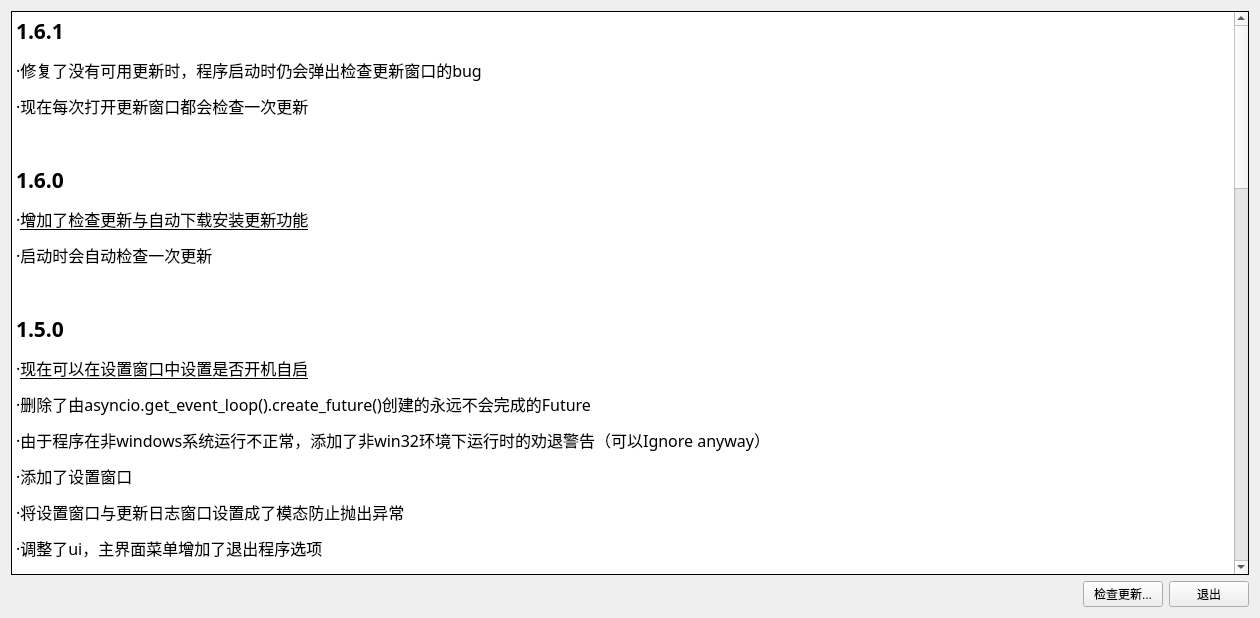
This is assets/changelog.ui in Pillowe582/toolkit as Qt 5 draws it before an edit. The edited form follows.
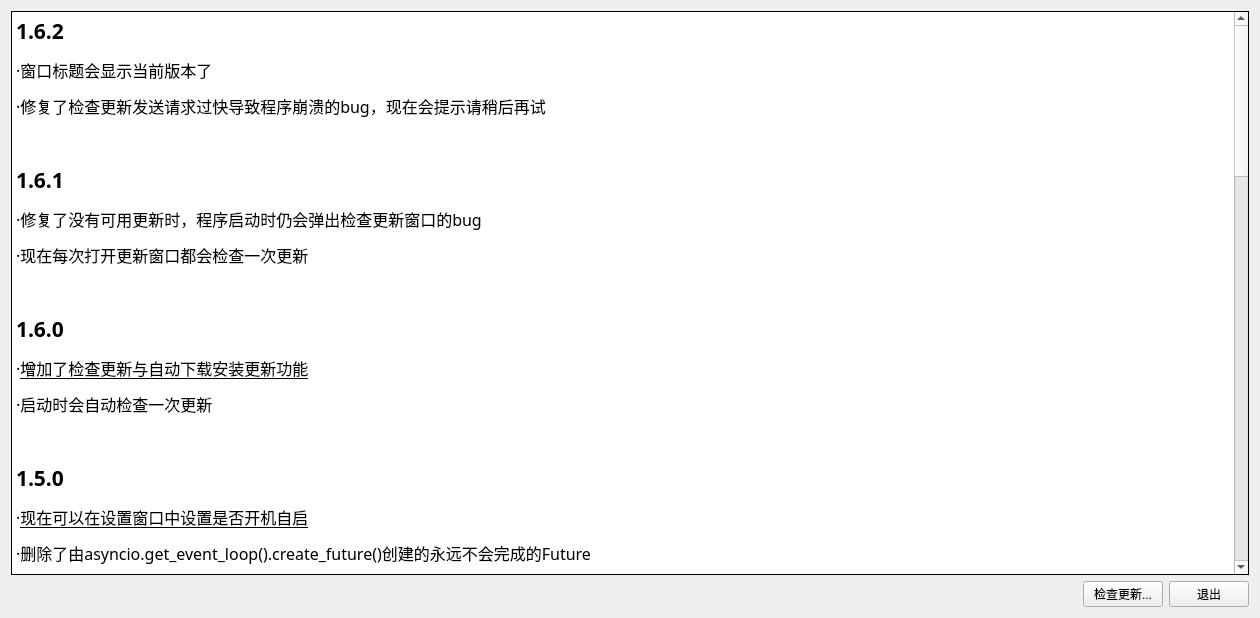
This is the edited form.

The edit to the form file:
```diff
--- a/assets/changelog.ui
+++ b/assets/changelog.ui
@@ -52,6 +52,10 @@
 &lt;html&gt;&lt;head&gt;&lt;meta name=&quot;qrichtext&quot; content=&quot;1&quot; /&gt;&lt;style type=&quot;text/css&quot;&gt;
 p, li { white-space: pre-wrap; }
 &lt;/style&gt;&lt;/head&gt;&lt;body style=&quot; font-family:'宋体','宋体'; font-size:9pt; font-weight:400; font-style:normal;&quot;&gt;
+&lt;p style=&quot; margin-top:12px; margin-bottom:12px; margin-left:0px; margin-right:0px; -qt-block-indent:0; text-indent:0px;&quot;&gt;&lt;span style=&quot; font-size:16pt; font-weight:600;&quot;&gt;1.6.2&lt;/span&gt;&lt;/p&gt;
+&lt;p style=&quot; margin-top:12px; margin-bottom:12px; margin-left:0px; margin-right:0px; -qt-block-indent:0; text-indent:0px;&quot;&gt;&lt;span style=&quot; font-size:12pt;&quot;&gt;·窗口标题会显示当前版本了&lt;/span&gt;&lt;/p&gt;
+&lt;p style=&quot; margin-top:12px; margin-bottom:12px; margin-left:0px; margin-right:0px; -qt-block-indent:0; text-indent:0px;&quot;&gt;&lt;span style=&quot; font-size:12pt;&quot;&gt;·修复了检查更新发送请求过快导致程序崩溃的bug，现在会提示请稍后再试&lt;/span&gt;&lt;/p&gt;
+&lt;p style=&quot;-qt-paragraph-type:empty; margin-top:12px; margin-bottom:12px; margin-left:0px; margin-right:0px; -qt-block-indent:0; text-indent:0px; font-size:12pt;&quot;&gt;&lt;br /&gt;&lt;/p&gt;
 &lt;p style=&quot; margin-top:12px; margin-bottom:12px; margin-left:0px; margin-right:0px; -qt-block-indent:0; text-indent:0px;&quot;&gt;&lt;span style=&quot; font-size:16pt; font-weight:600;&quot;&gt;1.6.1&lt;/span&gt;&lt;/p&gt;
 &lt;p style=&quot; margin-top:12px; margin-bottom:12px; margin-left:0px; margin-right:0px; -qt-block-indent:0; text-indent:0px;&quot;&gt;&lt;span style=&quot; font-size:12pt;&quot;&gt;·修复了没有可用更新时，程序启动时仍会弹出检查更新窗口的bug&lt;/span&gt;&lt;/p&gt;
 &lt;p style=&quot; margin-top:12px; margin-bottom:12px; margin-left:0px; margin-right:0px; -qt-block-indent:0; text-indent:0px;&quot;&gt;&lt;span style=&quot; font-size:12pt;&quot;&gt;·现在每次打开更新窗口都会检查一次更新&lt;/span&gt;&lt;/p&gt;
```
Left out of the diff: 32 changed lines with no effect on the pictures.
